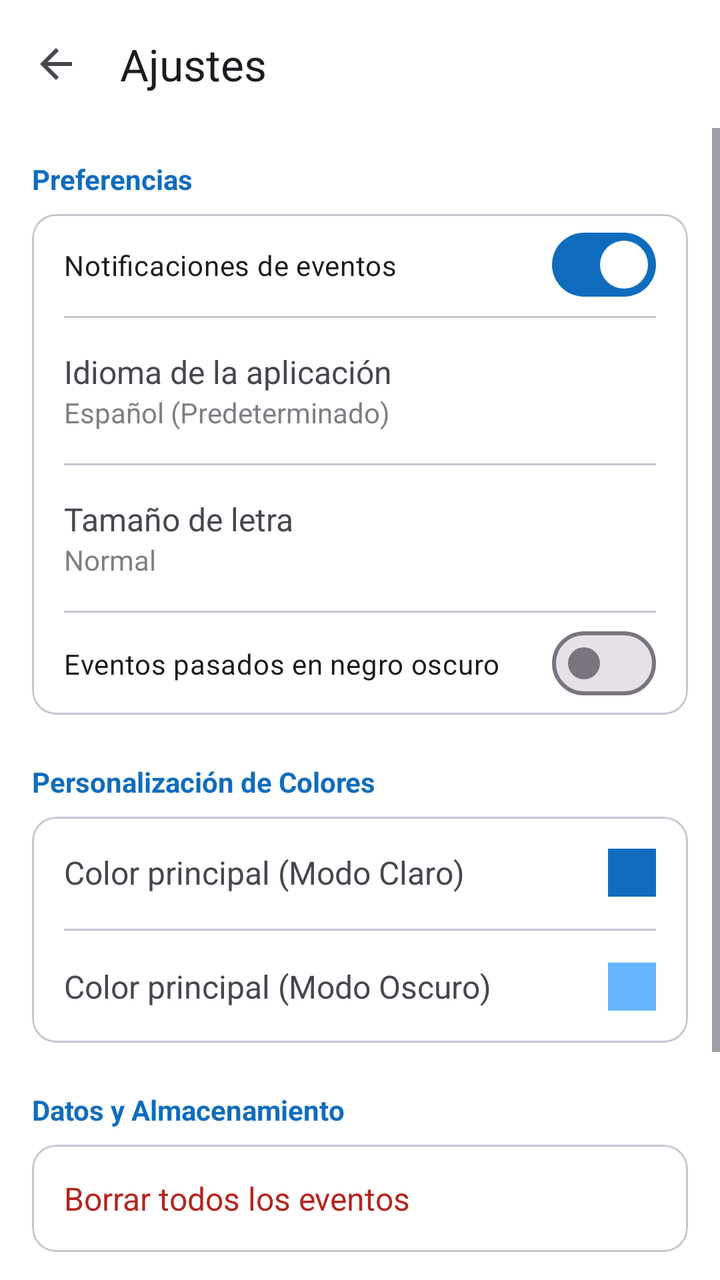
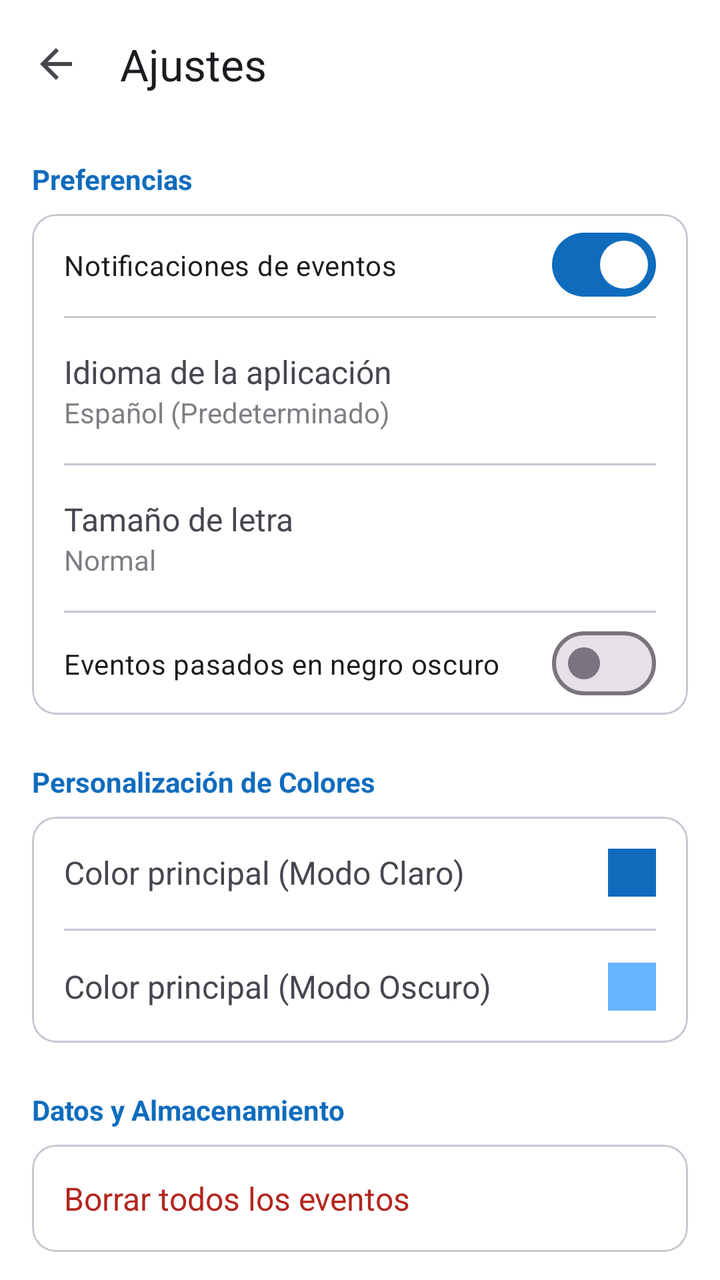

Compare the two renders of this Android layout. The source of the first and the diff that turns it into the second are given below.
<!-- AndroidManifest.xml: activity theme Theme.DiaCero -->
<!-- res/layout/activity_ajustes.xml -->
<?xml version="1.0" encoding="utf-8"?>
<androidx.constraintlayout.widget.ConstraintLayout xmlns:android="http://schemas.android.com/apk/res/android"
    xmlns:app="http://schemas.android.com/apk/res-auto"
    android:layout_width="match_parent"
    android:layout_height="match_parent"
    android:background="?attr/colorSurface">

    <com.google.android.material.appbar.MaterialToolbar
        android:id="@+id/toolbarAjustes"
        android:layout_width="match_parent"
        android:layout_height="?attr/actionBarSize"
        android:background="?attr/colorSurface"
        app:title="@string/ajustes"
        app:navigationIcon="@drawable/ic_arrow_back"
        app:layout_constraintTop_toTopOf="parent" />

    <ScrollView
        android:layout_width="match_parent"
        android:layout_height="0dp"
        app:layout_constraintBottom_toBottomOf="parent"
        app:layout_constraintTop_toBottomOf="@id/toolbarAjustes">

        <LinearLayout
            android:layout_width="match_parent"
            android:layout_height="wrap_content"
            android:orientation="vertical"
            android:padding="16dp">

            <TextView
                android:layout_width="wrap_content"
                android:layout_height="wrap_content"
                android:text="@string/preferencias"
                android:textColor="?attr/colorPrimary"
                android:textStyle="bold"
                android:layout_marginBottom="8dp" />

            <com.google.android.material.card.MaterialCardView
                android:layout_width="match_parent"
                android:layout_height="wrap_content"
                app:cardCornerRadius="12dp"
                app:cardElevation="0dp"
                app:strokeWidth="1dp"
                app:strokeColor="?attr/colorOutlineVariant">

                <LinearLayout
                    android:layout_width="match_parent"
                    android:layout_height="wrap_content"
                    android:orientation="vertical">

                    <com.google.android.material.materialswitch.MaterialSwitch
                        android:id="@+id/switchNotificaciones"
                        android:layout_width="match_parent"
                        android:layout_height="wrap_content"
                        android:padding="16dp"
                        android:text="@string/notificaciones_de_eventos"
                        android:checked="true" />

                    <View
                        android:layout_width="match_parent"
                        android:layout_height="1dp"
                        android:background="?attr/colorOutlineVariant"
                        android:layout_marginHorizontal="16dp" />

                    <LinearLayout
                        android:id="@+id/btnIdioma"
                        android:layout_width="match_parent"
                        android:layout_height="wrap_content"
                        android:clickable="true"
                        android:focusable="true"
                        android:background="?attr/selectableItemBackground"
                        android:orientation="vertical"
                        android:padding="16dp">

                        <TextView
                            android:layout_width="wrap_content"
                            android:layout_height="wrap_content"
                            android:text="@string/idioma_de_la_aplicaci_n"
                            android:textSize="16sp" />
                        <TextView
                            android:layout_width="wrap_content"
                            android:layout_height="wrap_content"
                            android:text="@string/espa_ol_predeterminado"
                            android:textSize="14sp"
                            android:alpha="0.7" />
                    </LinearLayout>

                    <View
                        android:layout_width="match_parent"
                        android:layout_height="1dp"
                        android:background="?attr/colorOutlineVariant"
                        android:layout_marginHorizontal="16dp" />

                    <LinearLayout
                        android:id="@+id/btnTamanoLetra"
                        android:layout_width="match_parent"
                        android:layout_height="wrap_content"
                        android:clickable="true"
                        android:focusable="true"
                        android:background="?attr/selectableItemBackground"
                        android:orientation="vertical"
                        android:padding="16dp">

                        <TextView
                            android:layout_width="wrap_content"
                            android:layout_height="wrap_content"
                            android:text="@string/tama_o_de_letra"
                            android:textSize="16sp" />
                        <TextView
                            android:id="@+id/tvTamanoLetraActual"
                            android:layout_width="wrap_content"
                            android:layout_height="wrap_content"
                            android:text="@string/normal"
                            android:textSize="14sp"
                            android:alpha="0.7" />
                    </LinearLayout>

                    <View
                        android:layout_width="match_parent"
                        android:layout_height="1dp"
                        android:background="?attr/colorOutlineVariant"
                        android:layout_marginHorizontal="16dp" />

                    <com.google.android.material.materialswitch.MaterialSwitch
                        android:id="@+id/switchEventosPasados"
                        android:layout_width="match_parent"
                        android:layout_height="wrap_content"
                        android:padding="16dp"
                        android:text="Eventos pasados en negro oscuro"
                        android:checked="false" />
                </LinearLayout>
            </com.google.android.material.card.MaterialCardView>

            <TextView
                android:layout_width="wrap_content"
                android:layout_height="wrap_content"
                android:text="Personalización de Colores"
                android:textColor="?attr/colorPrimary"
                android:textStyle="bold"
                android:layout_marginTop="24dp"
                android:layout_marginBottom="8dp" />

            <com.google.android.material.card.MaterialCardView
                android:layout_width="match_parent"
                android:layout_height="wrap_content"
                app:cardCornerRadius="12dp"
                app:cardElevation="0dp"
                app:strokeWidth="1dp"
                app:strokeColor="?attr/colorOutlineVariant">

                <LinearLayout
                    android:layout_width="match_parent"
                    android:layout_height="wrap_content"
                    android:orientation="vertical">

                    <LinearLayout
                        android:id="@+id/btnColorClaro"
                        android:layout_width="match_parent"
                        android:layout_height="wrap_content"
                        android:clickable="true"
                        android:focusable="true"
                        android:background="?attr/selectableItemBackground"
                        android:padding="16dp"
                        android:gravity="center_vertical">
                        <TextView
                            android:layout_width="0dp"
                            android:layout_height="wrap_content"
                            android:layout_weight="1"
                            android:text="Color principal (Modo Claro)"
                            android:textSize="16sp" />
                        <View
                            android:id="@+id/viewColorClaro"
                            android:layout_width="24dp"
                            android:layout_height="24dp"
                            android:background="@color/primary" />
                    </LinearLayout>

                    <View
                        android:layout_width="match_parent"
                        android:layout_height="1dp"
                        android:background="?attr/colorOutlineVariant"
                        android:layout_marginHorizontal="16dp" />

                    <LinearLayout
                        android:id="@+id/btnColorOscuro"
                        android:layout_width="match_parent"
                        android:layout_height="wrap_content"
                        android:clickable="true"
                        android:focusable="true"
                        android:background="?attr/selectableItemBackground"
                        android:padding="16dp"
                        android:gravity="center_vertical">
                        <TextView
                            android:layout_width="0dp"
                            android:layout_height="wrap_content"
                            android:layout_weight="1"
                            android:text="Color principal (Modo Oscuro)"
                            android:textSize="16sp" />
                        <View
                            android:id="@+id/viewColorOscuro"
                            android:layout_width="24dp"
                            android:layout_height="24dp"
                            android:background="@color/dark_primary" />
                    </LinearLayout>
                </LinearLayout>
            </com.google.android.material.card.MaterialCardView>

            <TextView
                android:layout_width="wrap_content"
                android:layout_height="wrap_content"
                android:text="@string/datos_y_almacenamiento"
                android:textColor="?attr/colorPrimary"
                android:textStyle="bold"
                android:layout_marginTop="24dp"
                android:layout_marginBottom="8dp" />

            <com.google.android.material.card.MaterialCardView
                android:layout_width="match_parent"
                android:layout_height="wrap_content"
                app:cardCornerRadius="12dp"
                app:cardElevation="0dp"
                app:strokeWidth="1dp"
                app:strokeColor="?attr/colorOutlineVariant">

                <LinearLayout
                    android:id="@+id/btnLimpiarDatos"
                    android:layout_width="match_parent"
                    android:layout_height="wrap_content"
                    android:clickable="true"
                    android:focusable="true"
                    android:background="?attr/selectableItemBackground"
                    android:padding="16dp">
                    <TextView
                        android:layout_width="wrap_content"
                        android:layout_height="wrap_content"
                        android:text="@string/borrar_todos_los_eventos"
                        android:textColor="?attr/colorError"
                        android:textSize="16sp" />
                </LinearLayout>
            </com.google.android.material.card.MaterialCardView>

            <TextView
                android:layout_width="wrap_content"
                android:layout_height="wrap_content"
                android:text="@string/acerca_de"
                android:textColor="?attr/colorPrimary"
                android:textStyle="bold"
                android:layout_marginTop="24dp"
                android:layout_marginBottom="8dp" />

            <com.google.android.material.card.MaterialCardView
                android:layout_width="match_parent"
                android:layout_height="wrap_content"
                app:cardCornerRadius="12dp"
                app:cardElevation="0dp"
                app:strokeWidth="1dp"
                app:strokeColor="?attr/colorOutlineVariant">

                <LinearLayout
                    android:layout_width="match_parent"
                    android:layout_height="wrap_content"
                    android:orientation="vertical"
                    android:padding="16dp">
                    <TextView
                        android:layout_width="wrap_content"
                        android:layout_height="wrap_content"
                        android:text="@string/dia_cero_v1_0"
                        android:textSize="16sp" />
                    <TextView
                        android:layout_width="wrap_content"
                        android:layout_height="wrap_content"
                        android:text="@string/desarrollado_para_la_gesti_n_de_rutinas_y_eventos"
                        android:textSize="14sp"
                        android:alpha="0.7" />
                </LinearLayout>
            </com.google.android.material.card.MaterialCardView>

        </LinearLayout>
    </ScrollView>

</androidx.constraintlayout.widget.ConstraintLayout>
<!-- resources referenced by this layout -->
<resources>
  <color name="dark_primary">#66B5FF</color>
  <color name="primary">#0F6CBD</color>
  <!-- drawable ic_arrow_back (drawable) -->
  <vector xmlns:android="http://schemas.android.com/apk/res/android"
      android:width="24dp"
      android:height="24dp"
      android:viewportWidth="24.0"
      android:viewportHeight="24.0"
      android:tint="?attr/colorControlNormal">
    <path
        android:fillColor="@android:color/white"
        android:pathData="M20,11H7.83l5.59,-5.59L12,4l-8,8 8,8 1.41,-1.41L7.83,13H20v-2z"/>
  </vector>
  <string name="acerca_de">Acerca de</string>
  <string name="ajustes">Ajustes</string>
  <string name="borrar_todos_los_eventos">Borrar todos los eventos</string>
  <string name="datos_y_almacenamiento">Datos y Almacenamiento</string>
  <string name="desarrollado_para_la_gesti_n_de_rutinas_y_eventos">Desarrollado para la gestión de rutinas y eventos.</string>
  <string name="dia_cero_v1_0">Dia Cero v1.0</string>
  <string name="espa_ol_predeterminado">Español (Predeterminado)</string>
  <string name="idioma_de_la_aplicaci_n">Idioma de la aplicación</string>
  <string name="normal">Normal</string>
  <string name="notificaciones_de_eventos">Notificaciones de eventos</string>
  <string name="preferencias">Preferencias</string>
  <string name="tama_o_de_letra">Tamaño de letra</string>
  <style name="Theme.DiaCero" parent="Base.Theme.DiaCero" />
  <style name="Base.Theme.DiaCero" parent="Theme.Material3.DayNight.NoActionBar">
          
          <item name="colorPrimary">@color/primary</item>
          <item name="colorOnPrimary">@color/white</item>
          <item name="colorSecondary">@color/secondary</item>
          <item name="colorOnSecondary">@color/white</item>
  
          
          <item name="android:windowBackground">@color/background</item>
          <item name="colorSurface">@color/surface</item>
          <item name="colorSurfaceVariant">@color/surface_variant</item>
          <item name="colorOnSurface">@color/text_primary</item>
          <item name="colorOnSurfaceVariant">@color/text_secondary</item>
      </style>
  <color name="white">#FFFFFFFF</color>
  <color name="secondary">#00A884</color>
  <color name="background">#F2F8FF</color>
  <color name="surface">#FFFFFF</color>
  <color name="surface_variant">#E6F2FF</color>
  <color name="text_primary">#103046</color>
  <color name="text_secondary">#4E6A7A</color>
</resources>

<!-- the commit's change to res/layout/activity_ajustes.xml (unified diff, before → after) -->
@@ -14,7 +14,7 @@
         app:navigationIcon="@drawable/ic_arrow_back"
         app:layout_constraintTop_toTopOf="parent" />
 
-    <ScrollView
+    <androidx.core.widget.NestedScrollView
         android:layout_width="match_parent"
         android:layout_height="0dp"
         app:layout_constraintBottom_toBottomOf="parent"
@@ -77,6 +77,7 @@
                             android:text="@string/idioma_de_la_aplicaci_n"
                             android:textSize="16sp" />
                         <TextView
+                            android:id="@+id/tvIdiomaActual"
                             android:layout_width="wrap_content"
                             android:layout_height="wrap_content"
                             android:text="@string/espa_ol_predeterminado"
@@ -275,6 +276,6 @@
             </com.google.android.material.card.MaterialCardView>
 
         </LinearLayout>
-    </ScrollView>
+    </androidx.core.widget.NestedScrollView>
 
 </androidx.constraintlayout.widget.ConstraintLayout>
